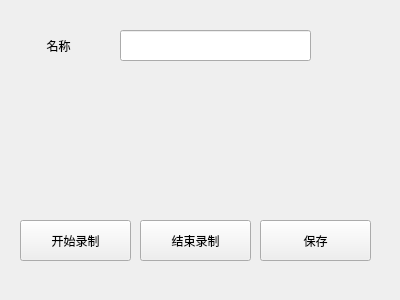
The window that ui/add_record_widget.ui (hanxi19/Key-Wizard) describes before a commit, drawn with Qt 5.
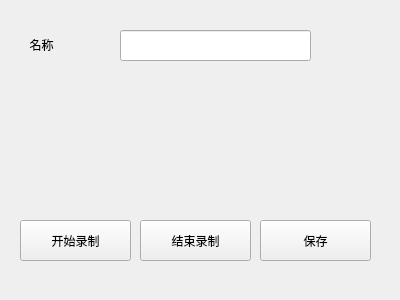
The same window after the commit.

The edit to the form file:
```diff
--- a/ui/add_record_widget.ui
+++ b/ui/add_record_widget.ui
@@ -16,10 +16,10 @@
   <widget class="QLabel" name="nameLabel">
    <property name="geometry">
     <rect>
-     <x>40</x>
-     <y>40</y>
-     <width>54</width>
-     <height>12</height>
+     <x>23</x>
+     <y>29</y>
+     <width>71</width>
+     <height>31</height>
     </rect>
    </property>
    <property name="text">
```
